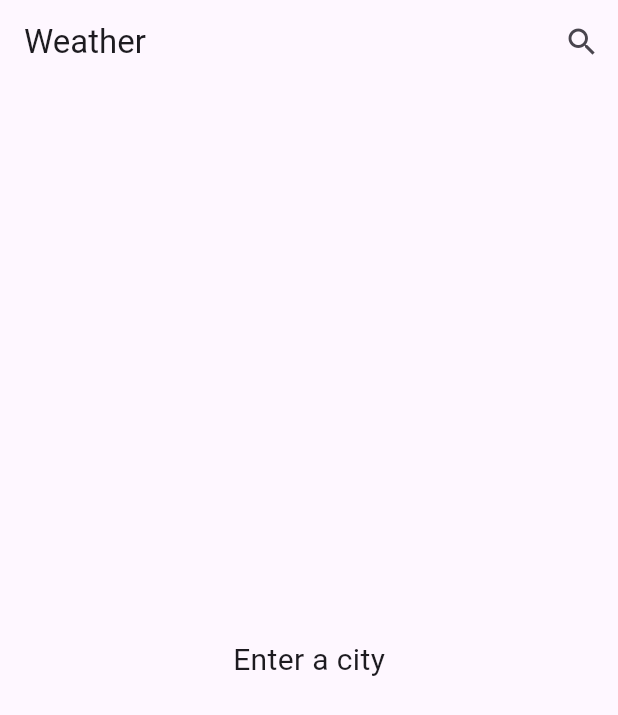
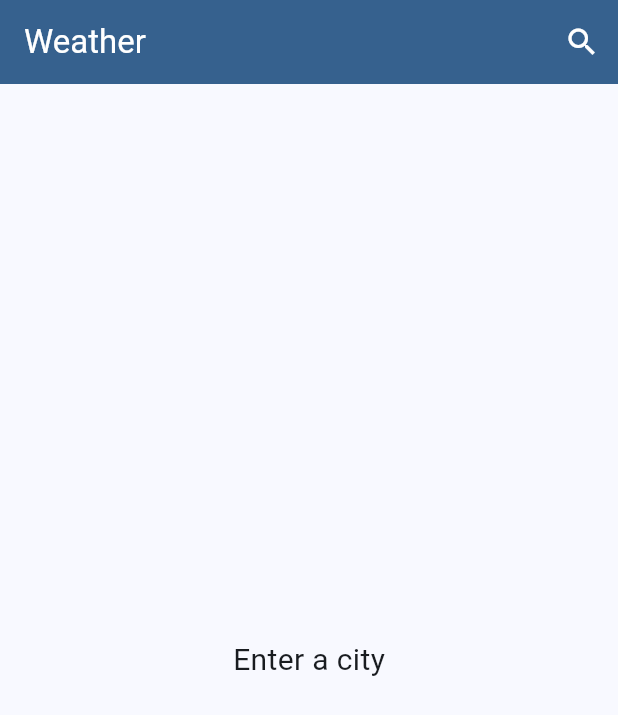
Before and after one commit to MySelfMukund/flutter_weatherapp_cubit_streamsubscription, a Flutter app: the screen it shows after launch, on a phone screen of 412 x 824 dp. Shown: the top 715 px of the screen. Run offline on Flutter 3.47's test engine with Material 3 defaults, Android fonts, the phone set to English and light mode, and no system bars; our stand-ins replace equatable, flutter_bloc, flutter_dotenv, recase.

Commit message:
Added widgets to home screen

```diff
--- /dev/null
+++ b/devtools_options.yaml
@@ -0,0 +1,3 @@
+description: This file stores settings for Dart & Flutter DevTools.
+documentation: https://docs.flutter.dev/tools/devtools/extensions#configure-extension-enablement-states
+extensions:
--- a/lib/main.dart
+++ b/lib/main.dart
@@ -32,8 +32,9 @@ class _MyAppState extends State<MyApp> {
         child: MaterialApp(
           title: 'Weather App',
           theme: ThemeData(
-            primarySwatch: Colors.blue,
-            colorScheme: ColorScheme.fromSeed(seedColor: Colors.deepPurple),
+            // primarySwatch: Colors.blue,
+            // primaryColor: Colors.red,
+            colorScheme: ColorScheme.fromSeed(seedColor: Colors.blue),
             // useMaterial3: true,
           ),
           routes: {
--- a/lib/pages/home_page.dart
+++ b/lib/pages/home_page.dart
@@ -1,5 +1,8 @@
 import 'package:flutter/material.dart';
+import 'package:flutter/widgets.dart';
 import 'package:flutter_bloc/flutter_bloc.dart';
+import 'package:recase/recase.dart';
+import 'package:weather_app_cubit_steam_subscription/constants.dart/constants.dart';
 import 'package:weather_app_cubit_steam_subscription/cubits/weather/weather_cubit.dart';
 import 'package:weather_app_cubit_steam_subscription/widgets/eror_dialog.dart';
 
@@ -18,9 +21,11 @@ class _HomePageState extends State<HomePage> {
   Widget build(BuildContext context) {
     return Scaffold(
         appBar: AppBar(
-          title: const Text('Weather'),
+          title: const Text('Weather', style: TextStyle(color: Colors.white)),
+          backgroundColor: Theme.of(context).colorScheme.primary,
           actions: [
             IconButton(
+              color: Colors.white,
               onPressed: () async {
                 _city = await Navigator.push(context, MaterialPageRoute(builder: (context) => const SearchPage()));
                 print(_city);
@@ -30,7 +35,25 @@ class _HomePageState extends State<HomePage> {
             ),
           ],
         ),
-        body: Padding(
+        body: _showWeather());
+  }
+
+  Widget showIcon(String iconName) {
+    return FadeInImage.assetNetwork(
+        width: 96, height: 96, placeholder: 'assets/images/loading.gif', image: 'http://$kIconHost/img/wn/$iconName@4x.png');
+  }
+
+  Widget formatText(String description) {
+    final formattedDescription = description.titleCase;
+    return Text(formattedDescription, style: const TextStyle(fontSize: 24), textAlign: TextAlign.center);
+  }
+
+  String showTemperatiure(double temp) {
+    return '${temp.toStringAsFixed(2)}°C';
+  }
+
+  Widget _showWeather() {
+    return Padding(
       padding: const EdgeInsets.all(16),
       child: BlocConsumer<WeatherCubit, WeatherState>(listener: (context, state) {
         if (state.status == WeatherStatus.error) {
@@ -48,14 +71,73 @@ class _HomePageState extends State<HomePage> {
         if (state.status == WeatherStatus.error && state.weather.name == '') {
           return initalWidget(context);
         }
-            return Center(
-              child: Text(
+        return ListView(
+          children: [
+            SizedBox(height: MediaQuery.of(context).size.height / 6),
+            Text(
               state.weather.name,
-                style: const TextStyle(fontSize: 18),
+              style: const TextStyle(fontSize: 40, fontWeight: FontWeight.bold),
+              textAlign: TextAlign.center,
             ),
+            const SizedBox(height: 10),
+            Row(
+              mainAxisAlignment: MainAxisAlignment.center,
+              children: [
+                Text(
+                  TimeOfDay.fromDateTime(state.weather.lastUpdated).format(context),
+                  style: const TextStyle(fontSize: 20, fontWeight: FontWeight.bold),
+                  textAlign: TextAlign.center,
+                ),
+                const SizedBox(width: 10),
+                Text(
+                  "(${state.weather.country})",
+                  style: const TextStyle(fontSize: 18, fontWeight: FontWeight.bold),
+                  textAlign: TextAlign.center,
+                ),
+              ],
+            ),
+            const SizedBox(height: 60),
+            Row(
+              mainAxisAlignment: MainAxisAlignment.center,
+              children: [
+                Text(
+                  showTemperatiure(state.weather.temp),
+                  style: const TextStyle(fontSize: 30, fontWeight: FontWeight.bold),
+                  textAlign: TextAlign.center,
+                ),
+                const SizedBox(width: 20),
+                Column(
+                  children: [
+                    Text(
+                      '${showTemperatiure(state.weather.tempMax)} max',
+                      style: const TextStyle(fontSize: 16),
+                      textAlign: TextAlign.center,
+                    ),
+                    Text(
+                      '${showTemperatiure(state.weather.tempMin)} min',
+                      style: const TextStyle(fontSize: 16),
+                      textAlign: TextAlign.center,
+                    ),
+                  ],
+                ),
+              ],
+            ),
+            const SizedBox(height: 60),
+            Row(
+              children: [
+                const Spacer(),
+                showIcon(state.weather.icon),
+                Expanded(
+                  flex: 3,
+                  child: formatText(state.weather.description),
+                ),
+                const Spacer()
+              ],
+            )
+          ],
         );
       }),
-        ));
+    );
   }
 
   Widget initalWidget(BuildContext context) {
--- a/lib/pages/search_page.dart
+++ b/lib/pages/search_page.dart
@@ -28,7 +28,8 @@ class _SearchPageState extends State<SearchPage> {
   Widget build(BuildContext context) {
     return Scaffold(
         appBar: AppBar(
-          title: const Text('Search'),
+          title: const Text('Search', style: TextStyle(color: Colors.white)),
+          backgroundColor: Theme.of(context).colorScheme.primary,
         ),
         body: Form(
           key: _formKey,
--- a/pubspec.yaml
+++ b/pubspec.yaml
@@ -54,6 +54,7 @@ flutter:
   # To add assets to your application, add an assets section, like this:
   assets:
     - .env
+    - assets/images/loading.gif
 
   #   - images/a_dot_burr.jpeg
   #   - images/a_dot_ham.jpeg
```
Also changed, not shown: assets/images/loading.gif (added). Lines whose indentation alone changed are shown as unchanged.
